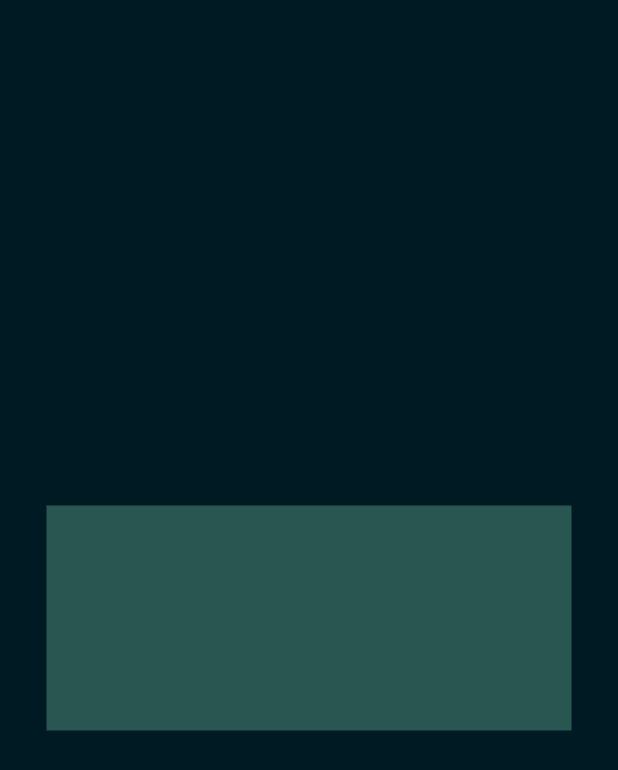
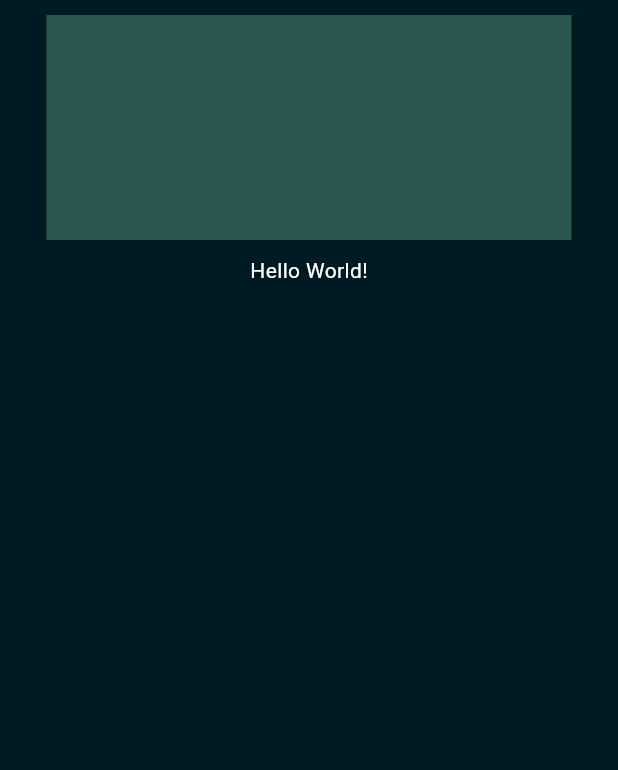
Before and after one commit to SamerSawan/Papyrus_v2, a Flutter app: the screen it shows after launch, on a phone screen of 412 x 824 dp. Shown: the top 770 px of the screen. Run offline on Flutter 3.47's test engine with Material 3 defaults, Android fonts, the phone set to English and light mode, and no system bars.

Commit message:
Added Hello World to main.dart

```diff
--- a/lib/main.dart
+++ b/lib/main.dart
@@ -17,11 +17,16 @@ class BookCard extends StatelessWidget {
   @override
   Widget build(context) {
     return Center(
-      child: Container(
-          margin: const EdgeInsets.all(10.0),
-          color: const Color(0xFF53917E).withOpacity(0.5),
-          width: 350.0,
-          height: 150.0),
+      child: Column(
+        children: [
+          Container(
+              margin: const EdgeInsets.all(10.0),
+              color: const Color(0xFF53917E).withOpacity(0.5),
+              width: 350.0,
+              height: 150.0),
+          const Text("Hello World!", style: TextStyle(color: Colors.white)),
+        ],
+      ),
     );
   }
 }
```
